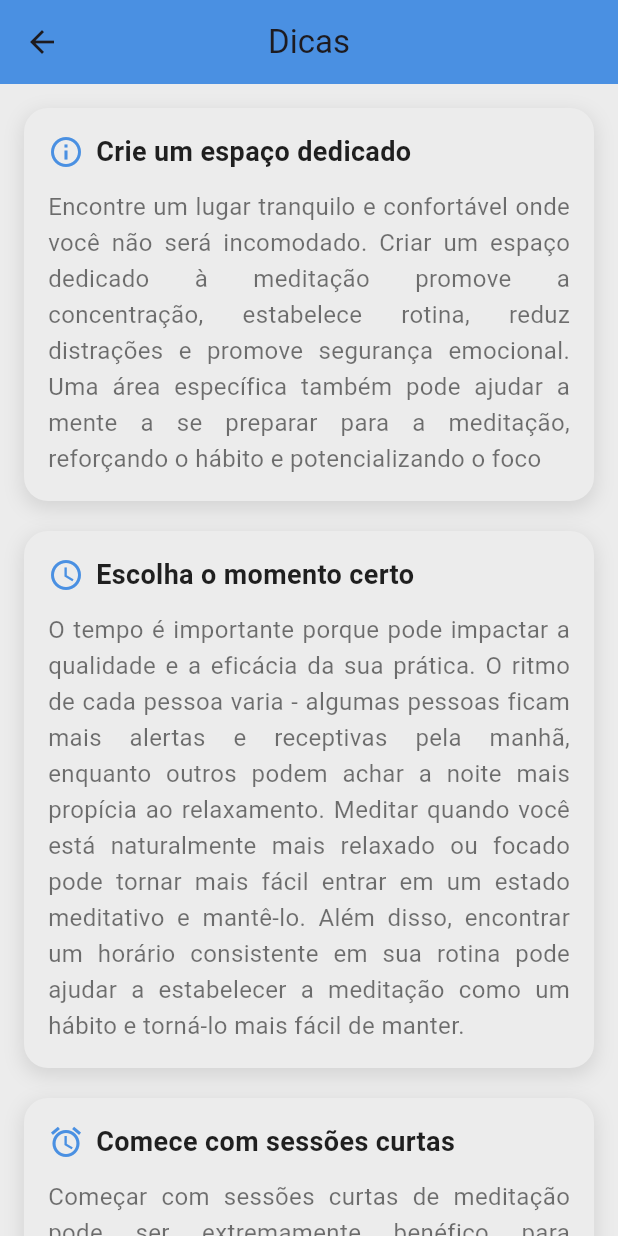
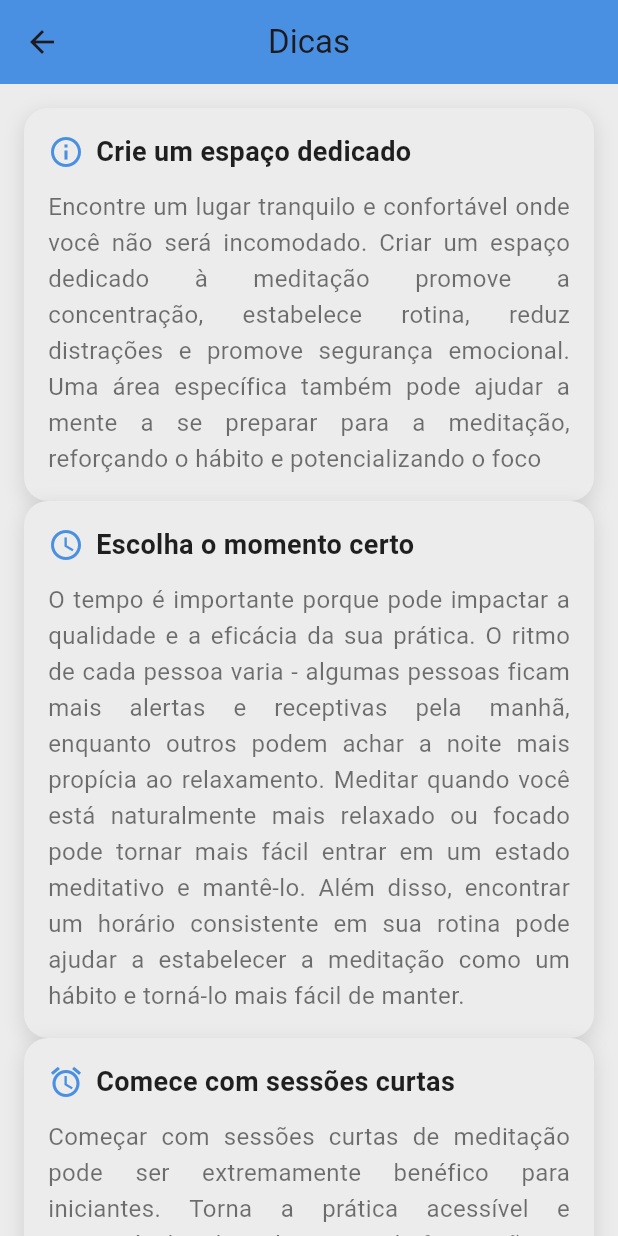
Before and after one commit to DavidGomes7/medistation, a Flutter app: the TipsTemplate screen opened directly, on a phone screen of 412 x 824 dp. Run offline on Flutter 3.47's test engine with Material 3 defaults, Android fonts, the phone set to English and light mode, and no system bars; our stand-ins replace bloc, circular_countdown_timer, equatable, flutter_bloc, get_it, go_router and 1 more.

Commit message:
Trocando ScrollView e Column por ListView e adicionando margin no TipsBox

```diff
--- a/lib/modules/tips/components/tips_box.dart
+++ b/lib/modules/tips/components/tips_box.dart
@@ -6,7 +6,8 @@ class TipsBox extends StatelessWidget{
   final String title;
   final String content;
   final IconData icon;
-  const TipsBox({super.key, required this.title, required this.content, required this.icon});
+  final EdgeInsetsGeometry? margin;
+  const TipsBox({super.key, required this.title, required this.content, required this.icon, this.margin});
 
   @override
   Widget build(BuildContext context) {
--- a/lib/modules/tips/components/tips_template.dart
+++ b/lib/modules/tips/components/tips_template.dart
@@ -18,29 +18,26 @@ class TipsTemplate extends StatelessWidget {
         centerTitle: true,
         backgroundColor: MediColors.primary,
       ),
-      body: const SingleChildScrollView(
+      body: ListView(
         padding: EdgeInsets.all(16),
-        child: Column(
-          crossAxisAlignment: CrossAxisAlignment.start,
-          children: [
+          children: const [
             TipsBox(
+              margin: EdgeInsets.symmetric(vertical: 20),
               title: 'Crie um espaço dedicado',
               content: 'Encontre um lugar tranquilo e confortável onde você não será incomodado. Criar um espaço dedicado à meditação promove a concentração, estabelece rotina, reduz distrações e promove segurança emocional. Uma área específica também pode ajudar a mente a se preparar para a meditação, reforçando o hábito e potencializando o foco',
               icon: Icons.info_outline,
             ),
-            SizedBox(height: 20),
             TipsBox(
               title: 'Escolha o momento certo',
               content: 'O tempo é importante porque pode impactar a qualidade e a eficácia da sua prática. O ritmo de cada pessoa varia - algumas pessoas ficam mais alertas e receptivas pela manhã, enquanto outros podem achar a noite mais propícia ao relaxamento. Meditar quando você está naturalmente mais relaxado ou focado pode tornar mais fácil entrar em um estado meditativo e mantê-lo. Além disso, encontrar um horário consistente em sua rotina pode ajudar a estabelecer a meditação como um hábito e torná-lo mais fácil de manter.',
               icon: Icons.access_time,
             ),
-            SizedBox(height: 20),
             TipsBox(
+              margin: EdgeInsets.symmetric(vertical: 20),
               title: 'Comece com sessões curtas',
               content: 'Começar com sessões curtas de meditação pode ser extremamente benéfico para iniciantes. Torna a prática acessível e gerenciável, reduzindo o risco de frustração ou esgotamento. Começar com apenas alguns minutos por dia permite que os iniciantes desenvolvam gradualmente sua concentração e familiaridade com a prática. À medida que ficam mais confortáveis, eles podem então estender a duração das sessões',
               icon: Icons.access_alarm,
             ),
-            SizedBox(height: 20),
             TipsBox(
               title: 'Seja paciente consigo mesmo',
               content: 'Entenda que sua mente vai divagar, e está tudo bem. A prática de retornar o foco à meditação é o que realmente importa. Lembre-se também de que levará algum tempo para você ver os frutos do seu trabalho; os resultados da meditação não são imediatos. ',
@@ -49,7 +46,6 @@ class TipsTemplate extends StatelessWidget {
 
           ],
         ),
-      )
-    );
+      );
   }
 }
```
